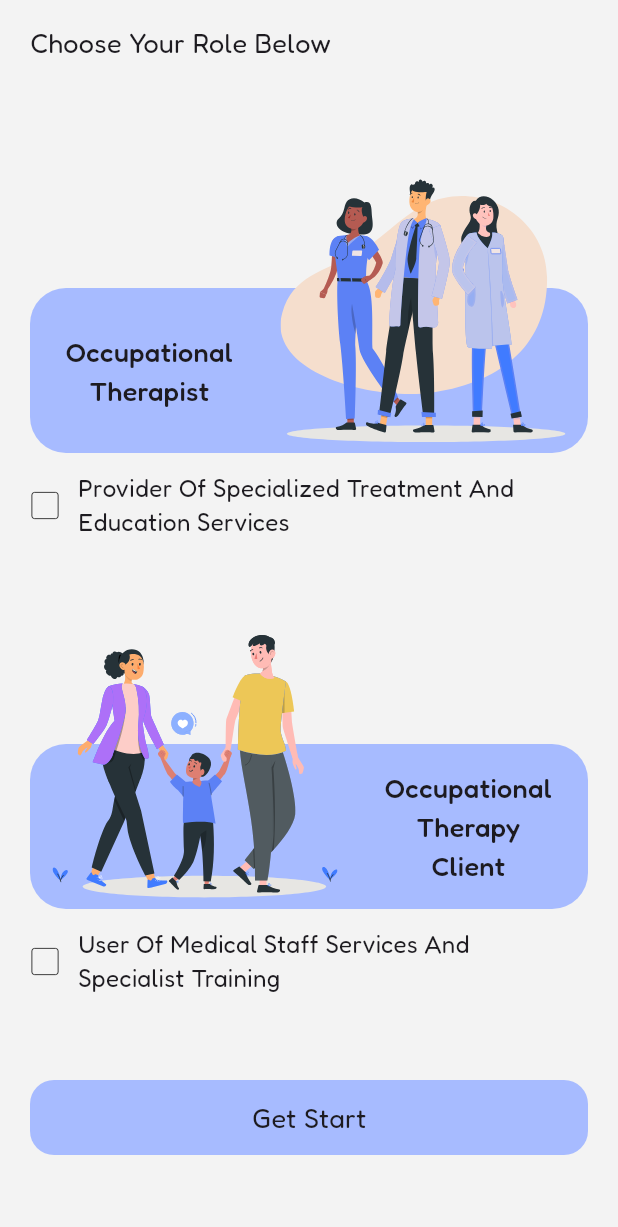
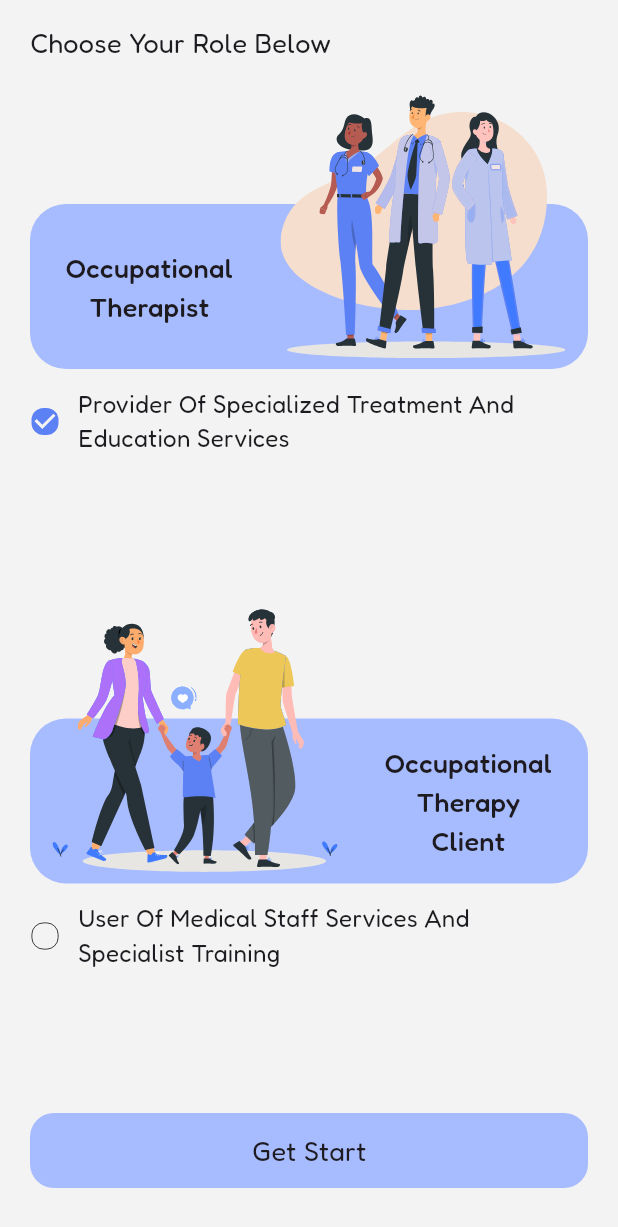
Before and after one commit to HosseinMohammadiii/autilabapp, a Flutter app: the ChoseRoleScreen screen opened by its route, on a phone screen of 412 x 824 dp. Shown: the top 1227 px of the screen. Run offline on Flutter 3.47's test engine with Material 3 defaults, Android fonts, the phone set to English and light mode, and no system bars; our stand-ins replace cached_network_image, dartz, device_info_plus, dio, equatable, flutter_rating_bar and 10 more; accounts and stored records are empty; project files that could hold a hidden picture were left out.

Commit message:
Edit ChoseRoleScreen

```diff
--- a/lib/features/data/doctor/widgets/custom_checkbox_widget.dart
+++ b/lib/features/data/doctor/widgets/custom_checkbox_widget.dart
@@ -8,6 +8,7 @@ class CustomCheckbox extends StatelessWidget {
   final int index;
   final ValueNotifier<int?> selectedIndexNotifier;
   final TextStyle? textStyle;
+  final OutlinedBorder? shape;
 
   const CustomCheckbox({
     super.key,
@@ -15,6 +16,7 @@ class CustomCheckbox extends StatelessWidget {
     required this.index,
     required this.selectedIndexNotifier,
     this.textStyle,
+    this.shape,
   });
 
   @override
@@ -22,6 +24,7 @@ class CustomCheckbox extends StatelessWidget {
     return ValueListenableBuilder<int?>(
       valueListenable: selectedIndexNotifier,
       builder: (context, selectedIndex, child) {
+        selectedIndex ??= 1;
         return Row(
           children: [
             SizedBox(
@@ -32,6 +35,7 @@ class CustomCheckbox extends StatelessWidget {
                 checkColor: AutilabColor.white,
                 side: const BorderSide(width: 0.5),
                 splashRadius: 0,
+                shape: shape,
                 value: selectedIndex == index,
                 onChanged: (value) {
                   if (value == true) {
--- a/lib/presentation/screens/choserole_screen.dart
+++ b/lib/presentation/screens/choserole_screen.dart
@@ -53,11 +53,15 @@ class _ChoseRoleScreenState extends State<ChoseRoleScreen>
       child: Scaffold(
         appBar: appBarWidget(context: context, title: 'Choose Your Role Below'),
         body: SafeArea(
-          child: SingleChildScrollView(
+          child: CustomScrollView(
+            physics: const NeverScrollableScrollPhysics(),
+            slivers: [
+              SliverFillRemaining(
+                fillOverscroll: false,
+                hasScrollBody: false,
                 child: Column(
-              spacing: 56,
+                  mainAxisAlignment: MainAxisAlignment.spaceBetween,
                   children: [
-                const SizedBox(),
                     ChoseRoleWidget(
                       stackAlignment: Alignment.centerRight,
                       textAlignment: Alignment.centerLeft,
@@ -66,6 +70,8 @@ class _ChoseRoleScreenState extends State<ChoseRoleScreen>
                       margin: const EdgeInsets.only(right: 35),
                       padding: const EdgeInsets.only(left: 24),
                       checkBox: CustomCheckbox(
+                        shape: RoundedRectangleBorder(
+                            borderRadius: BorderRadiusGeometry.circular(8)),
                         title:
                             'Provider Of Specialized Treatment And\nEducation Services',
                         index: 1,
@@ -81,6 +87,8 @@ class _ChoseRoleScreenState extends State<ChoseRoleScreen>
                       margin: const EdgeInsets.only(left: 35),
                       padding: const EdgeInsets.only(right: 24),
                       checkBox: CustomCheckbox(
+                        shape: RoundedRectangleBorder(
+                            borderRadius: BorderRadiusGeometry.circular(8)),
                         title:
                             'User Of Medical Staff Services And\nSpecialist Training',
                         index: 2,
@@ -95,14 +103,16 @@ class _ChoseRoleScreenState extends State<ChoseRoleScreen>
                         }
                       },
                       height: 50,
-                  margin:
-                      const EdgeInsets.only(left: 20, right: 20, bottom: 32),
+                      margin: const EdgeInsets.only(
+                          left: 20, right: 20, bottom: 32),
                       color: AutilabColor.bb,
                       text: 'Get Start',
                       textStyle: AutilabTextStyle.small18_400,
                     ),
                   ],
                 ),
+              ),
+            ],
           ),
         ),
       ),
@@ -139,7 +149,6 @@ class ChoseRoleWidget extends StatelessWidget {
           alignment: stackAlignment,
           children: [
             Container(
-              // width: double.infinity,
               height: 110,
               margin: const EdgeInsets.only(left: 20, right: 20, top: 80),
               padding: padding,
```
Lines whose indentation alone changed are shown as unchanged.
